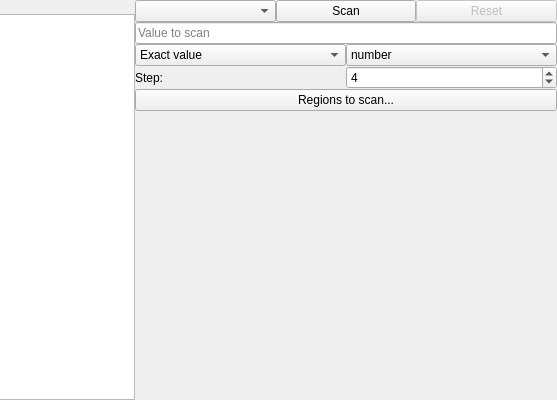
game-pwner/game-pwner, file tools/gui/widgets/ValueScanner.ui: the form before one commit; both pictures show x 288 to 845 and y 0 to 400 of the 845 by 400 pixel window.
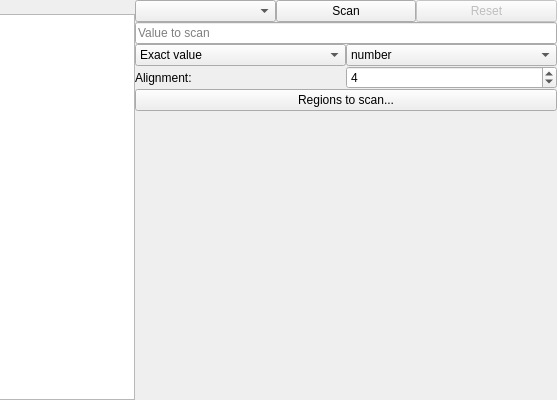
The form after the commit.

Patch:
```diff
--- a/tools/gui/widgets/ValueScanner.ui
+++ b/tools/gui/widgets/ValueScanner.ui
@@ -187,7 +187,7 @@
           <item>
            <widget class="QLabel" name="lblStep">
             <property name="text">
-             <string>Step:</string>
+             <string>Alignment:</string>
             </property>
            </widget>
           </item>
```
Left out of the diff: 13 changed lines with no effect on the pictures.
